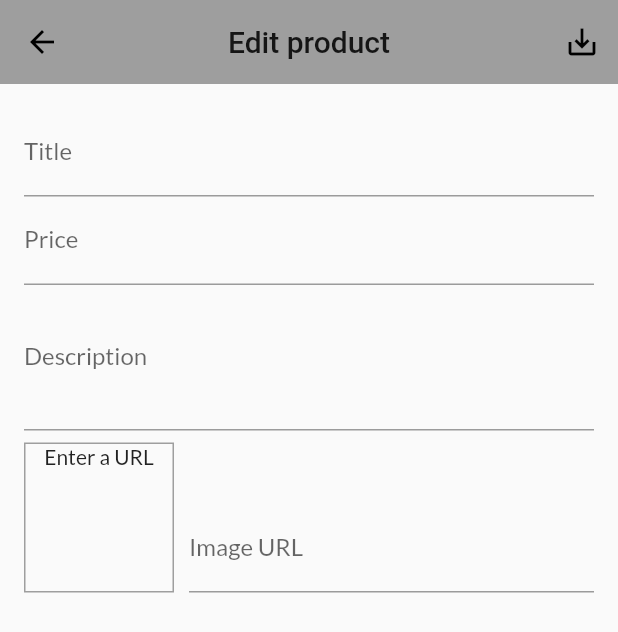
After one commit to nestorsgarzonc/shop_app_flutter, a Flutter app: the EditProductScreen screen opened by its route, after a tap on the "save alt" icon, on a phone screen of 412 x 824 dp. The commit adds this screen. Shown: the top 632 px of the screen. Run offline on Flutter 3.47's test engine with Material 2 defaults, Android fonts, the phone set to English and light mode, and no system bars; our stand-ins replace google_fonts; network calls fail.

Commit message:
adding cart provider, edit screen and more!

```diff
--- a/lib/main.dart
+++ b/lib/main.dart
@@ -1,7 +1,9 @@
 import 'package:flutter/material.dart';
 import 'package:google_fonts/google_fonts.dart';
 import 'package:provider/provider.dart';
+import 'package:shop_app_flutter/screens/edit_product_screen.dart';
 import 'package:shop_app_flutter/screens/orders_screen.dart';
+import 'package:shop_app_flutter/screens/user_products_screen.dart';
 import './providers/orders_provider.dart';
 import './screens/cart_screen.dart';
 import './providers/cart_provider.dart';
@@ -35,6 +37,8 @@ class MyApp extends StatelessWidget {
           ProductDetailScreen.routeName: (context) => ProductDetailScreen(),
           CartScreen.routeName: (context) => CartScreen(),
           OrdersScreen.routeName: (context) => OrdersScreen(),
+          UserProductScreen.routeName: (context) => UserProductScreen(),
+          EditProductScreen.routeName: (context) => EditProductScreen(),
         },
       ),
     );
--- /dev/null
+++ b/lib/screens/edit_product_screen.dart
@@ -0,0 +1,143 @@
+import 'package:flutter/material.dart';
+import '../providers/product_model.dart';
+
+class EditProductScreen extends StatefulWidget {
+  static const routeName = 'EditProductScreen';
+
+  @override
+  _EditProductScreenState createState() => _EditProductScreenState();
+}
+
+class _EditProductScreenState extends State<EditProductScreen> {
+  final _priceFocusNode = FocusNode();
+  final _descriptionFocusNode = FocusNode();
+  final _imageUrlFocusNode = FocusNode();
+  final _imageUrlController = TextEditingController();
+  final _formKey = GlobalKey<FormState>();
+  var _editedProduct = Product(id: null, description: '', imageUrl: ' ', price: 0, title: '');
+  @override
+  void initState() {
+    _imageUrlFocusNode.addListener(_updateImage);
+    super.initState();
+  }
+
+  @override
+  void dispose() {
+    _priceFocusNode.dispose();
+    _descriptionFocusNode.dispose();
+    _imageUrlController.dispose();
+    _imageUrlFocusNode.dispose();
+    _imageUrlFocusNode.removeListener(_updateImage);
+    super.dispose();
+  }
+
+  void _updateImage() {
+    if (!_imageUrlFocusNode.hasFocus) {
+      setState(() {});
+    }
+  }
+
+  void _saveForm() {
+    _formKey.currentState.save();
+    print(_editedProduct.id);
+    print(_editedProduct.title);
+    print(_editedProduct.description);
+    print(_editedProduct.imageUrl);
+  }
+
+  @override
+  Widget build(BuildContext context) {
+    return Scaffold(
+      appBar: AppBar(
+        title: Text('Edit product'),
+        backgroundColor: Theme.of(context).primaryColor,
+        centerTitle: true,
+        actions: [IconButton(icon: Icon(Icons.save_alt), onPressed: _saveForm)],
+      ),
+      body: Padding(
+        padding: const EdgeInsets.all(16),
+        child: Form(
+          key: _formKey,
+          child: ListView(
+            children: [
+              TextFormField(
+                textInputAction: TextInputAction.next,
+                decoration: InputDecoration(labelText: 'Title'),
+                onFieldSubmitted: (_) => FocusScope.of(context).requestFocus(_priceFocusNode),
+                onChanged: (value) => _editedProduct = Product(
+                  id: _editedProduct.id,
+                  description: _editedProduct.description,
+                  imageUrl: _editedProduct.imageUrl,
+                  price: _editedProduct.price,
+                  title: value,
+                ),
+              ),
+              TextFormField(
+                onFieldSubmitted: (_) => FocusScope.of(context).requestFocus(_descriptionFocusNode),
+                keyboardType: TextInputType.number,
+                textInputAction: TextInputAction.next,
+                decoration: InputDecoration(labelText: 'Price'),
+                focusNode: _priceFocusNode,
+                onChanged: (value) => _editedProduct = Product(
+                  id: _editedProduct.id,
+                  description: _editedProduct.description,
+                  imageUrl: _editedProduct.imageUrl,
+                  price: double.parse(value),
+                  title: _editedProduct.title,
+                ),
+              ),
+              TextFormField(
+                onFieldSubmitted: (_) => FocusScope.of(context).requestFocus(_imageUrlFocusNode),
+                keyboardType: TextInputType.multiline,
+                decoration: InputDecoration(labelText: 'Description'),
+                maxLines: 3,
+                focusNode: _descriptionFocusNode,
+                onChanged: (value) => _editedProduct = Product(
+                  id: _editedProduct.id,
+                  description: value,
+                  imageUrl: _editedProduct.imageUrl,
+                  price: _editedProduct.price,
+                  title: _editedProduct.title,
+                ),
+              ),
+              Row(
+                crossAxisAlignment: CrossAxisAlignment.end,
+                children: [
+                  Container(
+                    height: 100,
+                    width: 100,
+                    margin: EdgeInsets.only(top: 8, right: 10),
+                    decoration: BoxDecoration(border: Border.all(width: 1, color: Colors.grey)),
+                    child: _imageUrlController.text.isEmpty
+                        ? Text('Enter a URL', textAlign: TextAlign.center)
+                        : FittedBox(
+                            child: Image.network(_imageUrlController.text),
+                            fit: BoxFit.cover,
+                          ),
+                  ),
+                  Expanded(
+                    child: TextFormField(
+                      focusNode: _imageUrlFocusNode,
+                      controller: _imageUrlController,
+                      decoration: InputDecoration(labelText: 'Image URL'),
+                      keyboardType: TextInputType.url,
+                      textInputAction: TextInputAction.done,
+                      onFieldSubmitted: (value) => _saveForm(),
+                      onChanged: (value) => _editedProduct = Product(
+                        id: _editedProduct.id,
+                        description: _editedProduct.description,
+                        imageUrl: value,
+                        price: _editedProduct.price,
+                        title: _editedProduct.title,
+                      ),
+                    ),
+                  ),
+                ],
+              )
+            ],
+          ),
+        ),
+      ),
+    );
+  }
+}
--- a/lib/widgets/app_drawer.dart
+++ b/lib/widgets/app_drawer.dart
@@ -1,4 +1,5 @@
 import 'package:flutter/material.dart';
+import 'package:shop_app_flutter/screens/user_products_screen.dart';
 import '../screens/orders_screen.dart';
 import '../screens/products_overview_screen.dart';
 
@@ -16,7 +17,8 @@ class AppDrawer extends StatelessWidget {
           ListTile(
             leading: Icon(Icons.shop),
             title: Text('Shop'),
-            onTap: () => Navigator.of(context).pushReplacementNamed(ProductOverviewScreen.routeName),
+            onTap: () =>
+                Navigator.of(context).pushReplacementNamed(ProductOverviewScreen.routeName),
           ),
           Divider(),
           ListTile(
@@ -24,6 +26,12 @@ class AppDrawer extends StatelessWidget {
             title: Text('Orders'),
             onTap: () => Navigator.of(context).pushReplacementNamed(OrdersScreen.routeName),
           ),
+          Divider(),
+          ListTile(
+            leading: Icon(Icons.edit),
+            title: Text('Manage Products'),
+            onTap: () => Navigator.of(context).pushReplacementNamed(UserProductScreen.routeName),
+          ),
         ],
       ),
     );
--- a/lib/widgets/product_item.dart
+++ b/lib/widgets/product_item.dart
@@ -38,6 +38,15 @@ class ProductItem extends StatelessWidget {
             icon: Icon(Icons.shopping_cart),
             onPressed: () {
               cart.addItem(product.id, product.price, product.title);
+              Scaffold.of(context).showSnackBar(SnackBar(
+                content: Text('Product added to the cart'),
+                elevation: 0,
+                shape: RoundedRectangleBorder(borderRadius: BorderRadius.circular(5)),
+                action: SnackBarAction(
+                  label: 'Undo',
+                  onPressed: () => cart.removeSingleItem(product.id),
+                ),
+              ));
             },
             color: Theme.of(context).accentColor,
           ),
--- a/pubspec.yaml
+++ b/pubspec.yaml
@@ -12,7 +12,7 @@ dependencies:
   flutter:
     sdk: flutter
   google_fonts: ^1.1.0
-  provider: ^4.3.1
+  provider: ^4.3.2
   cupertino_icons: ^0.1.3
   intl: ^0.16.1
 
```
Also changed, not shown: lib/providers/cart_provider.dart (+19 -0 lines), lib/screens/user_products_screen.dart (added, +43 -0 lines), lib/widgets/cart_item.dart (+11 -0 lines), lib/widgets/user_product_item.dart (added, +35 -0 lines), pubspec.lock.
